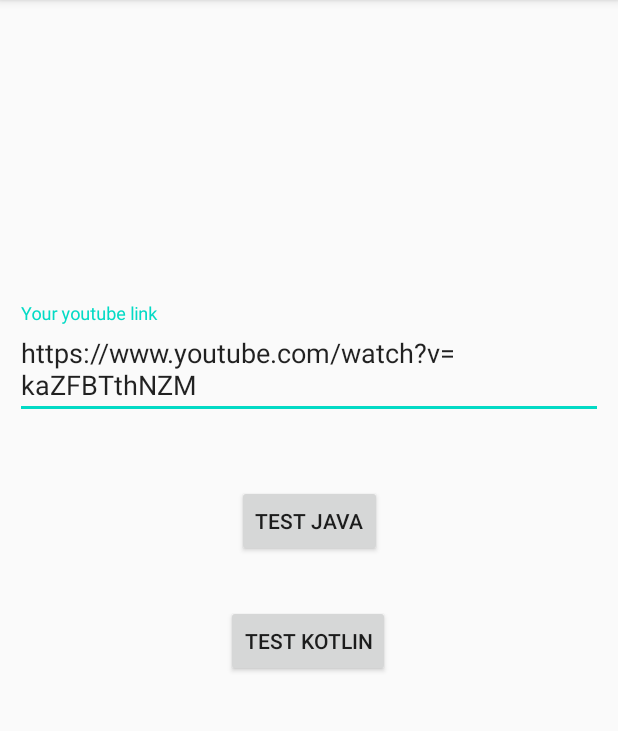
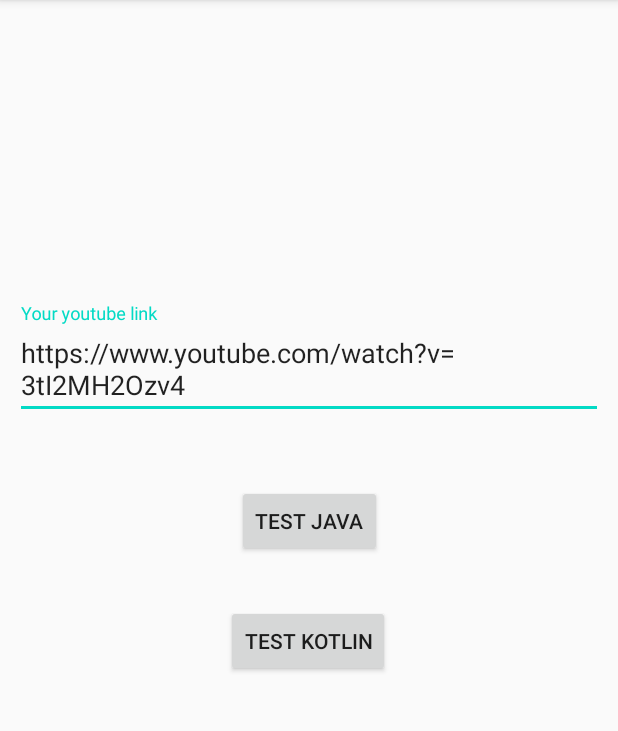
Before and after one commit to Yash-K-B/YoutubeExtractor, an Android app: the screen it shows after launch (MainActivity), on a phone screen of 412 x 824 dp, the part 84-815 px from its top. Run offline under Robolectric (Android 15) with nearby library versions, the phone set to English and light mode, and no system bars; 1 statement that could not run was skipped.

Commit message:
Fixed cipher decryption

```diff
--- a/app/build.gradle
+++ b/app/build.gradle
@@ -8,8 +8,8 @@ android {
         applicationId "com.yash.youtubeextractor"
         minSdkVersion 21
         targetSdkVersion 31
-        versionCode 1
-        versionName "1.0"
+        versionCode 7
+        versionName "1.1.7"
 
         testInstrumentationRunner "androidx.test.runner.AndroidJUnitRunner"
     }
--- a/app/src/main/java/com/yash/youtubeextractor/MainActivity.java
+++ b/app/src/main/java/com/yash/youtubeextractor/MainActivity.java
@@ -100,7 +100,7 @@ public class MainActivity extends AppCompatActivity {
     }
 
     void refresh(String url) {
-        mainBinding.link.setText(url == null ? "https://www.youtube.com/watch?v=kaZFBTthNZM" : url);
+        mainBinding.link.setText(url == null ? "https://www.youtube.com/watch?v=3tI2MH2Ozv4" : url);
         mainBinding.container.setLayoutManager(new LinearLayoutManager(this));
         bottomSheetBehavior.setState(BottomSheetBehavior.STATE_HIDDEN);
     }
--- a/youtube_extractor/src/main/java/com/yash/youtube_extractor/Extractor.java
+++ b/youtube_extractor/src/main/java/com/yash/youtube_extractor/Extractor.java
@@ -95,7 +95,7 @@ public class Extractor {
                         decodeFunctionName = m.group(1);
                         auxFuncName = m.group(2);
                     }
-                    Pattern auxFunc = Pattern.compile("var " + auxFuncName + "\\s*=\\s*\\{(.*\\n*){0,3}\\}\\};");
+                    Pattern auxFunc = Pattern.compile("var " + (auxFuncName != null ? auxFuncName.replace("$", "\\$") : "") + "\\s*=\\s*\\{(.*\\n*){0,3}\\}\\};");
                     Matcher auxMatcher = auxFunc.matcher(playerJs);
                     if (auxMatcher.find()) {
                         functions.append(auxMatcher.group(0));
```
